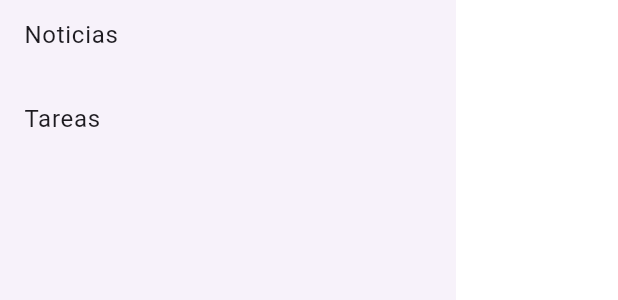
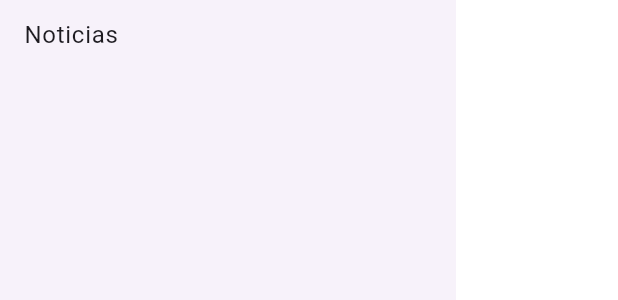
Before and after one commit to bmurcia/flutter-examen1, a Flutter app: the MainMenu widget shown alone on an empty page, opened directly, on a phone screen of 412 x 824 dp. Shown: the part 344-644 px from the top of the screen. Run offline on Flutter 3.47's test engine with Material 3 defaults, Android fonts, the phone set to English and light mode, and no system bars; our stand-ins replace go_router.

Commit message:
update commit anterior

```diff
--- a/lib/presentation/screen/home/widgets/main_menu.dart
+++ b/lib/presentation/screen/home/widgets/main_menu.dart
@@ -28,12 +28,6 @@ class MainMenu extends StatelessWidget {
               context.push('/news');
             },
           ),
-          ListTile(
-            title: const Text('Tareas'),
-            onTap: () {
-              context.push('/tareas');
-            },
-          ),
         ],
       ),
     );
```
